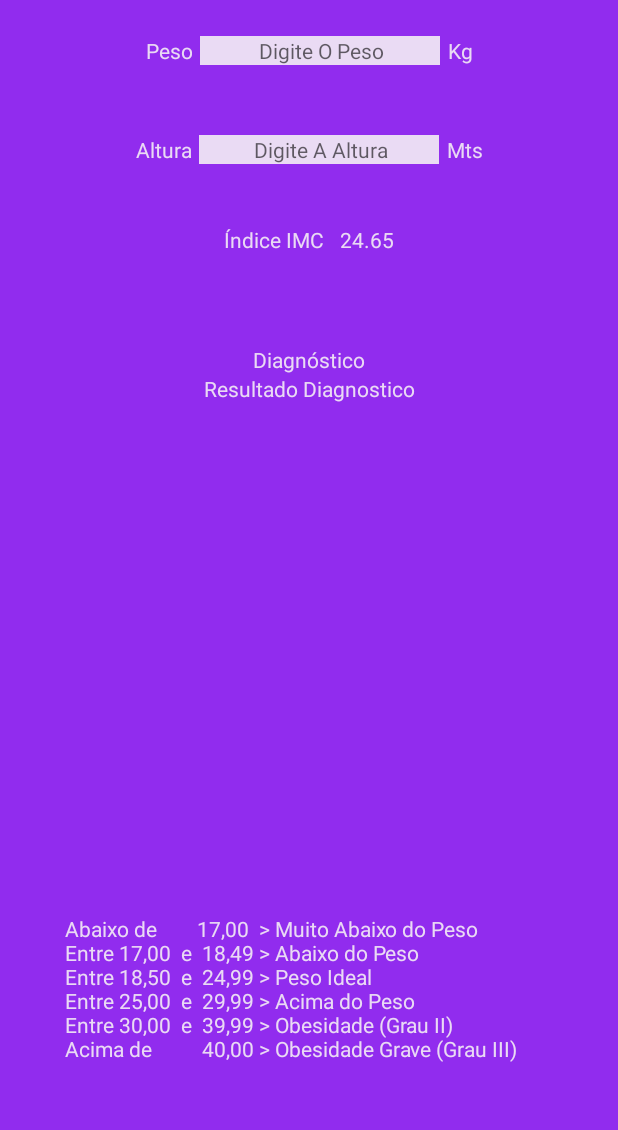
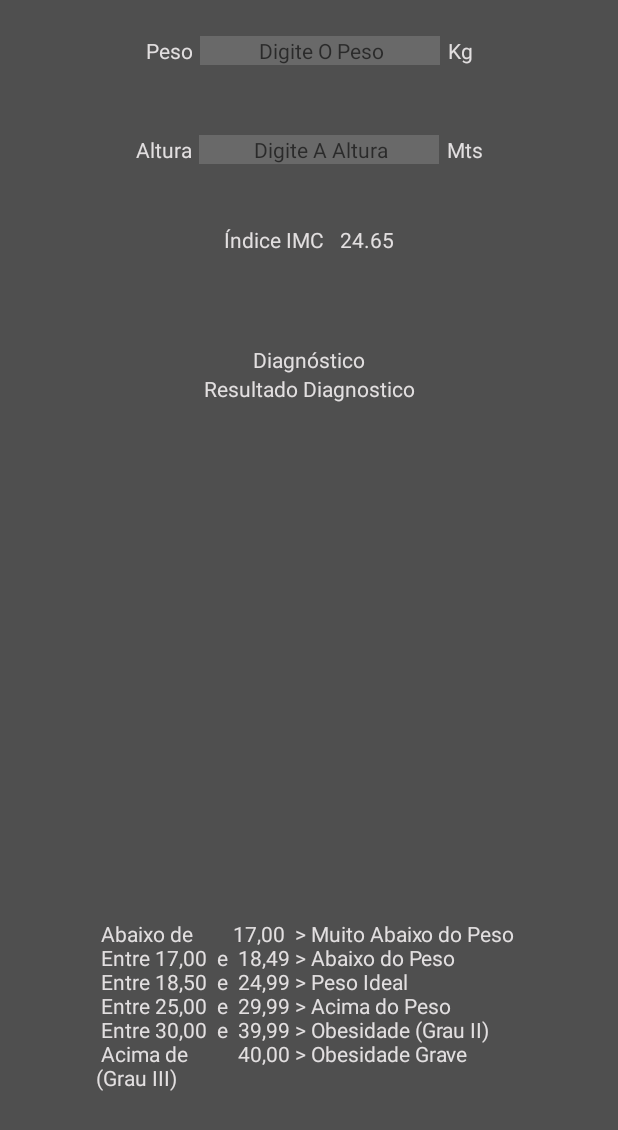
Before and after one commit to J4R845/Indice_IMC, an Android app: the layout content_main.xml on its own in the app's theme, with its tools: preview values and no code run, on a phone screen of 412 x 824 dp. Shown: the top 1130 px of the screen. Run offline under Robolectric (Android 15) with nearby library versions, the phone set to English and light mode, and no system bars.

Commit message:
Atualizado em 25-11-2019

```diff
--- a/app/src/main/AndroidManifest.xml
+++ b/app/src/main/AndroidManifest.xml
@@ -9,6 +9,10 @@
         android:roundIcon="@mipmap/ic_launcher_round"
         android:supportsRtl="true"
         android:theme="@style/AppTheme">
+        <activity
+            android:name=".DadosImc"
+            android:label="@string/title_activity_dados_imc"
+            android:theme="@style/AppTheme.NoActionBar"></activity>
         <activity
             android:name=".MainActivity"
             android:label="@string/app_name"
--- a/app/src/main/res/layout/activity_main.xml
+++ b/app/src/main/res/layout/activity_dados_imc.xml
@@ -4,7 +4,7 @@
     xmlns:tools="http://schemas.android.com/tools"
     android:layout_width="match_parent"
     android:layout_height="match_parent"
-    tools:context=".MainActivity">
+    tools:context=".DadosImc">
 
     <com.google.android.material.appbar.AppBarLayout
         android:layout_width="match_parent"
@@ -28,8 +28,8 @@
         android:layout_margin="@dimen/fab_margin"
         android:tint="@color/colorWhite"
         android:backgroundTint="@color/colorPrimaryDark"
-        app:srcCompat="@android:drawable/ic_input_add" />
+        app:srcCompat="@android:drawable/ic_menu_revert" />
 
-    <include layout="@layout/content_main" />
+    <include layout="@layout/content_dados_imc" />
 
 </androidx.coordinatorlayout.widget.CoordinatorLayout>
--- a/app/src/main/res/layout/content_main.xml
+++ b/app/src/main/res/layout/content_main.xml
@@ -40,8 +40,9 @@
             android:paddingLeft="2dp"
             android:layout_weight="0"
             android:textSize="14dp"
+            android:textColor="@color/colorWhite"
             android:textAlignment="center"
-            android:background="@color/colorWhite"
+            android:background="@color/colorPrimaryEditText"
             android:inputType="numberDecimal" />
 
         <TextView
@@ -59,6 +60,7 @@
 
     <!-- Inicio do Layout adicionar dados 2-->
     <LinearLayout
+        android:id="@+id/linearLayout2"
         android:layout_width="match_parent"
         android:layout_height="wrap_content"
         android:layout_marginStart="64dp"
@@ -69,44 +71,48 @@
         app:layout_constraintStart_toStartOf="parent"
         app:layout_constraintTop_toTopOf="parent">
 
+
         <TextView
             android:id="@+id/textView13"
             android:layout_width="wrap_content"
             android:layout_height="wrap_content"
+            android:layout_weight="1"
             android:paddingRight="5dp"
-            android:layout_weight="1"
-            android:textColor="@color/colorWhite"
+            android:text="Altura"
             android:textAlignment="textEnd"
-            android:text="Altura" />
+            android:textColor="@color/colorWhite" />
 
         <EditText
             android:id="@+id/editText3"
             android:layout_width="wrap_content"
             android:layout_height="wrap_content"
+            android:layout_weight="0"
+            android:background="@color/colorPrimaryEditText"
             android:ems="10"
             android:hint="Digite A Altura"
+            android:inputType="numberDecimal"
+            android:textColor="@color/colorWhite"
             android:paddingLeft="2dp"
-            android:layout_weight="0"
             android:textAlignment="center"
-            android:textSize="14dp"
-            android:background="@color/colorWhite"
-            android:inputType="numberDecimal"/>
+            android:textSize="14dp" />
+
 
         <TextView
             android:id="@+id/textView15"
             android:layout_width="wrap_content"
             android:layout_height="wrap_content"
+            android:layout_weight="1"
             android:paddingLeft="5dp"
-            android:layout_weight="1"
-            android:textColor="@color/colorWhite"
+            android:text="Mts"
             android:textAlignment="textStart"
-            android:text="Mts" />
+            android:textColor="@color/colorWhite" />
 
     </LinearLayout>
     <!-- Fim do Layout Adicionar dados  -->
 
     <!-- Inicio do Layout do resultado do Índice IMC -->
     <LinearLayout
+        android:id="@+id/linearLayout3"
         android:layout_width="match_parent"
         android:layout_height="wrap_content"
         android:layout_marginStart="8dp"
@@ -121,11 +127,11 @@
             android:id="@+id/textView1"
             android:layout_width="wrap_content"
             android:layout_height="wrap_content"
+            android:layout_weight="1"
             android:paddingRight="5dp"
-            android:layout_weight="1"
+            android:text="Índice IMC"
             android:textAlignment="textEnd"
-            android:textColor="@color/colorWhite"
-            android:text="Índice IMC" />
+            android:textColor="@color/colorWhite" />
 
         <TextView
             android:id="@+id/textView3"
@@ -133,14 +139,15 @@
             android:layout_height="wrap_content"
             android:layout_weight="1"
             android:paddingLeft="5dp"
-            android:textColor="@color/colorWhite"
-            android:text="24.65" />
+            android:text="24.65"
+            android:textColor="@color/colorWhite" />
 
     </LinearLayout>
     <!-- Fim do Layout do resultado do Índice IMC -->
 
     <!-- Inicio do Layout do resultado do Diagnostico -->
     <LinearLayout
+        android:id="@+id/linearLayout"
         android:layout_width="match_parent"
         android:layout_height="wrap_content"
         android:layout_marginStart="8dp"
@@ -155,52 +162,43 @@
             android:id="@+id/textView7"
             android:layout_width="match_parent"
             android:layout_height="wrap_content"
+            android:layout_weight="1"
+            android:text="Diagnóstico"
             android:textAlignment="center"
-            android:textColor="@color/colorWhite"
-            android:layout_weight="1"
-            android:text="Diagnóstico" />
+            android:textColor="@color/colorWhite" />
 
         <TextView
             android:id="@+id/textView8"
             android:layout_width="match_parent"
             android:layout_height="wrap_content"
             android:layout_weight="1"
+            android:text="Resultado Diagnostico"
             android:textAlignment="center"
-            android:textColor="@color/colorWhite"
-            android:text="Resultado Diagnostico" />
+            android:textColor="@color/colorWhite" />
 
     </LinearLayout>
     <!-- Fim do Layout do resultado do Diagnostico -->
 
     <!-- Inicio do Layout dos Botões -->
-    <LinearLayout
+    <TextView
+        android:id="@+id/textView14"
         android:layout_width="match_parent"
-        android:layout_height="wrap_content"
-        android:layout_marginStart="40dp"
-        android:layout_marginEnd="40dp"
-        android:layout_marginBottom="115dp"
-        android:orientation="vertical"
-        app:layout_constraintBottom_toBottomOf="parent"
-        app:layout_constraintEnd_toEndOf="parent"
-        app:layout_constraintStart_toStartOf="parent">
-
-
-        <TextView
-            android:id="@+id/textView14"
-            android:layout_width="match_parent"
-            android:layout_height="wrap_content"
-            android:textAlignment="textStart"
-            android:textColor="@color/colorWhite"
-            android:text=" Abaixo de        17,00  > Muito Abaixo do Peso \n
+        android:layout_height="0dp"
+        android:layout_marginStart="64dp"
+        android:layout_marginEnd="64dp"
+        android:layout_marginBottom="96dp"
+        android:autoSizeTextType="uniform"
+        android:text=" Abaixo de        17,00  > Muito Abaixo do Peso \n
 Entre 17,00  e  18,49 > Abaixo do Peso \n
 Entre 18,50  e  24,99 > Peso Ideal \n
 Entre 25,00  e  29,99 > Acima do Peso \n
 Entre 30,00  e  39,99 > Obesidade (Grau II) \n
-Acima de          40,00 > Obesidade Grave (Grau III)" />
-
-
-    </LinearLayout>
-
+Acima de          40,00 > Obesidade Grave (Grau III)"
+        android:textAlignment="textStart"
+        android:textColor="@color/colorWhite"
+        app:layout_constraintBottom_toBottomOf="parent"
+        app:layout_constraintEnd_toEndOf="parent"
+        app:layout_constraintStart_toStartOf="parent" />
     <!-- Fim do Layout dos Botões -->
 
 </androidx.constraintlayout.widget.ConstraintLayout>
--- a/app/src/main/res/values/colors.xml
+++ b/app/src/main/res/values/colors.xml
@@ -1,7 +1,8 @@
 <?xml version="1.0" encoding="utf-8"?>
 <resources>
-    <color name="colorPrimary">#912CEE</color>
-    <color name="colorPrimaryDark">#7D26CD</color>
+    <color name="colorPrimary">#4F4F4F</color>
+    <color name="colorPrimaryDark">#363636</color>
     <color name="colorAccent">#AD1457</color>
     <color name="colorWhite">#DFF7F4F5</color>
+    <color name="colorPrimaryEditText">#696969</color>
 </resources>
--- a/app/src/main/res/values/strings.xml
+++ b/app/src/main/res/values/strings.xml
@@ -1,4 +1,5 @@
 <resources>
     <string name="app_name">Ìndice de Massa Corporal</string>
-    <string name="action_settings">Settings</string>
+    <string name="action_calcular">Calcular</string>
+    <string name="title_activity_dados_imc">DadosImc</string>
 </resources>
```
Also changed, not shown: app/src/main/java/com/delarue/indiceimc/DadosImc.java (added, +38 -0 lines), app/src/main/java/com/delarue/indiceimc/MainActivity.java (+8 -2 lines), app/src/main/res/layout/content_dados_imc.xml (added, +11 -0 lines), app/src/main/res/menu/menu_main.xml (+5 -2 lines), 2 other files.
